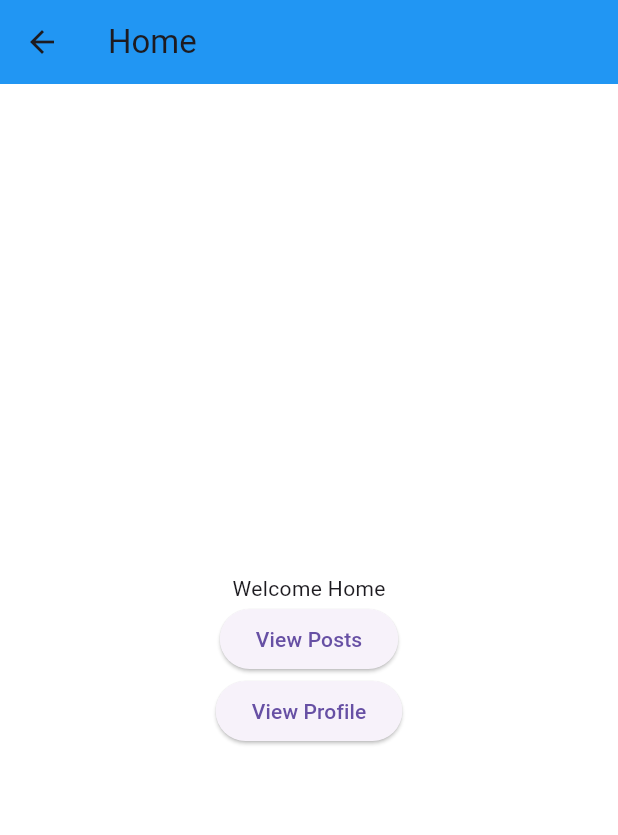
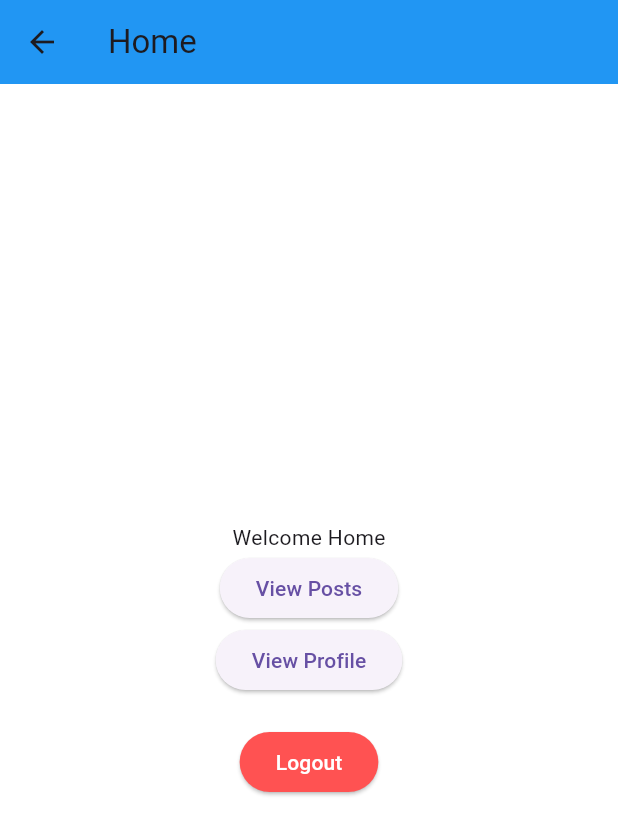
Before and after one commit to hanifuddin15/smart_parking_mvp_graphql, a Flutter app: the HomeView screen opened by its route, on a phone screen of 412 x 824 dp. Shown: the top 835 px of the screen. Run offline on Flutter 3.47's test engine with Material 3 defaults, Android fonts, the phone set to English and light mode, and no system bars; our stand-ins replace connectivity_plus, dio, get, get_storage; accounts and stored records are empty.

Commit message:
feat: initialize core application architecture with GetX, GraphQL client, and authentication services.

```diff
--- a/smart_parking_mvp_graphql/lib/app/data/repositories/auth_repository.dart
+++ b/smart_parking_mvp_graphql/lib/app/data/repositories/auth_repository.dart
@@ -1,10 +1,12 @@
 import 'package:smart_parking_mvp_graphql/app/data/datasources/graphql_datasource.dart';
 import 'package:smart_parking_mvp_graphql/app/data/models/user_model.dart';
+import 'package:smart_parking_mvp_graphql/app/data/services/cache_service.dart';
 
 class AuthRepository {
   final GraphqlDatasource _datasource;
+  final CacheService _cacheService;
 
-  AuthRepository(this._datasource);
+  AuthRepository(this._datasource, this._cacheService);
 
   Future<UserModel> login(String email, String password) async {
     final response = await _datasource.login(email, password);
@@ -12,8 +14,12 @@ class AuthRepository {
     final accessToken = data['tokens']['accessToken'];
     final refreshToken = data['tokens']['refreshToken'];
     final user = data['user'];
-    // Save token if needed
-    return UserModel.fromMap(user);
+
+    await _cacheService.saveTokens(accessToken, refreshToken);
+    final userModel = UserModel.fromMap(user);
+    await _cacheService.saveUser(userModel);
+
+    return userModel;
   }
 
   Future<UserModel> register(String name, String email, String password) async {
@@ -21,4 +27,10 @@ class AuthRepository {
     final data = response.data['data']['register']['user'];
     return UserModel.fromMap(data);
   }
+
+  Future<void> logout() async {
+    await _cacheService.clearSession();
+  }
+
+  UserModel? get currentUser => _cacheService.getUser();
 }
--- /dev/null
+++ b/smart_parking_mvp_graphql/lib/app/data/services/cache_service.dart
@@ -0,0 +1,43 @@
+import 'package:get/get.dart';
+import 'package:get_storage/get_storage.dart';
+import 'package:smart_parking_mvp_graphql/app/data/models/user_model.dart';
+
+class CacheService extends GetxService {
+  final _box = GetStorage();
+  final _tokenKey = 'accessToken';
+  final _refreshTokenKey = 'refreshToken';
+  final _userKey = 'userData';
+
+  Future<void> saveTokens(String accessToken, String refreshToken) async {
+    await _box.write(_tokenKey, accessToken);
+    await _box.write(_refreshTokenKey, refreshToken);
+  }
+
+  String? getAccessToken() {
+    return _box.read(_tokenKey);
+  }
+
+  String? getRefreshToken() {
+    return _box.read(_refreshTokenKey);
+  }
+
+  Future<void> saveUser(UserModel user) async {
+    await _box.write(_userKey, user.toMap());
+  }
+
+  UserModel? getUser() {
+    final userData = _box.read(_userKey);
+    if (userData != null) {
+      return UserModel.fromMap(userData);
+    }
+    return null;
+  }
+
+  Future<void> clearSession() async {
+    await _box.remove(_tokenKey);
+    await _box.remove(_refreshTokenKey);
+    await _box.remove(_userKey);
+  }
+
+  bool get isLoggedIn => getAccessToken() != null;
+}
--- a/smart_parking_mvp_graphql/lib/app/modules/auth/bindings/auth_binding.dart
+++ b/smart_parking_mvp_graphql/lib/app/modules/auth/bindings/auth_binding.dart
@@ -1,15 +1,9 @@
 import 'package:get/get.dart';
-import 'package:smart_parking_mvp_graphql/app/core/graphql/graphql_client.dart';
-import 'package:smart_parking_mvp_graphql/app/data/datasources/graphql_datasource.dart';
-import 'package:smart_parking_mvp_graphql/app/data/repositories/auth_repository.dart';
 import 'package:smart_parking_mvp_graphql/app/modules/auth/controllers/auth_controller.dart';
 
 class AuthBinding extends Bindings {
   @override
   void dependencies() {
-    Get.lazyPut<GraphqlClient>(() => GraphqlClient());
-    Get.lazyPut<GraphqlDatasource>(() => GraphqlDatasource(Get.find()));
-    Get.lazyPut<AuthRepository>(() => AuthRepository(Get.find()));
     Get.lazyPut<AuthController>(() => AuthController(Get.find()));
   }
 }
--- a/smart_parking_mvp_graphql/lib/app/modules/home/controllers/home_controller.dart
+++ b/smart_parking_mvp_graphql/lib/app/modules/home/controllers/home_controller.dart
@@ -1,5 +1,16 @@
 import 'package:get/get.dart';
 
+import 'package:smart_parking_mvp_graphql/app/data/models/user_model.dart';
+import 'package:smart_parking_mvp_graphql/app/data/repositories/auth_repository.dart';
+import 'package:smart_parking_mvp_graphql/app/routes/app_routes.dart';
+
 class HomeController extends GetxController {
-  // Add home logic here
+  final AuthRepository _authRepository = Get.find<AuthRepository>();
+
+  UserModel? get user => _authRepository.currentUser;
+
+  Future<void> logout() async {
+    await _authRepository.logout();
+    Get.offAllNamed(Routes.LOGIN);
+  }
 }
--- a/smart_parking_mvp_graphql/lib/app/modules/home/views/home_view.dart
+++ b/smart_parking_mvp_graphql/lib/app/modules/home/views/home_view.dart
@@ -14,6 +14,26 @@ class HomeView extends GetView<HomeController> {
         child: Column(
           mainAxisAlignment: MainAxisAlignment.center,
           children: [
+            if (controller.user != null)
+              Card(
+                margin: const EdgeInsets.all(16),
+                child: Padding(
+                  padding: const EdgeInsets.all(16),
+                  child: Column(
+                    children: [
+                      if (controller.user!.profileImage.isNotEmpty)
+                        CircleAvatar(
+                          radius: 40,
+                          backgroundImage: NetworkImage(controller.user!.profileImage),
+                        ),
+                      const SizedBox(height: 10),
+                      Text('Name: ${controller.user!.name}', style: Get.textTheme.titleLarge),
+                      Text('Email: ${controller.user!.email}', style: Get.textTheme.bodyMedium),
+                      Text('Phone: ${controller.user!.phone}', style: Get.textTheme.bodyMedium),
+                    ],
+                  ),
+                ),
+              ),
             const Text('Welcome Home'),
             ElevatedButton(
               onPressed: () => Get.toNamed(Routes.POSTS),
@@ -23,6 +43,12 @@ class HomeView extends GetView<HomeController> {
               onPressed: () => Get.toNamed(Routes.PROFILE),
               child: const Text('View Profile'),
             ),
+            const SizedBox(height: 20),
+            ElevatedButton(
+              style: ElevatedButton.styleFrom(backgroundColor: Colors.redAccent),
+              onPressed: controller.logout,
+              child: const Text('Logout', style: TextStyle(color: Colors.white)),
+            ),
           ],
         ),
       ),
--- a/smart_parking_mvp_graphql/pubspec.yaml
+++ b/smart_parking_mvp_graphql/pubspec.yaml
@@ -19,6 +19,7 @@ dependencies:
   dio: ^5.3.0
   get: ^4.6.6
   connectivity_plus: ^6.0.0
+  get_storage: ^2.1.1
 
 
 dev_dependencies:
```
Also changed, not shown: smart_parking_mvp_graphql/lib/bootstrap.dart (+17 -1 lines), smart_parking_mvp_graphql/lib/smart_parking_mvp.dart (+7 -2 lines), smart_parking_mvp_graphql/pubspec.lock.
